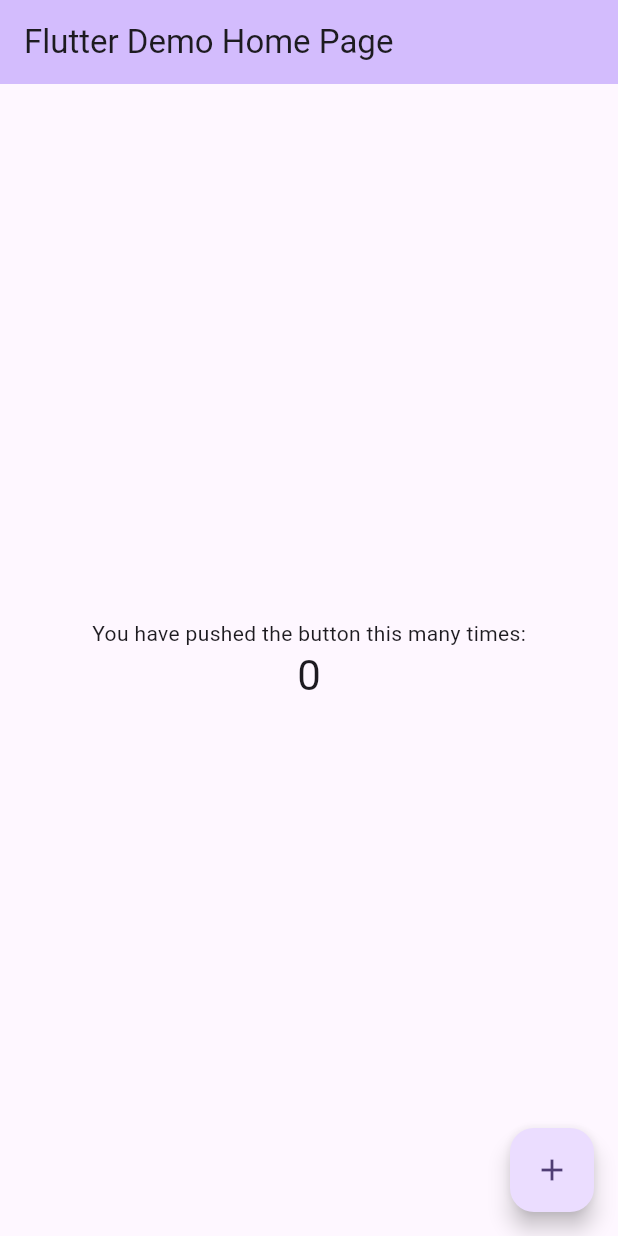
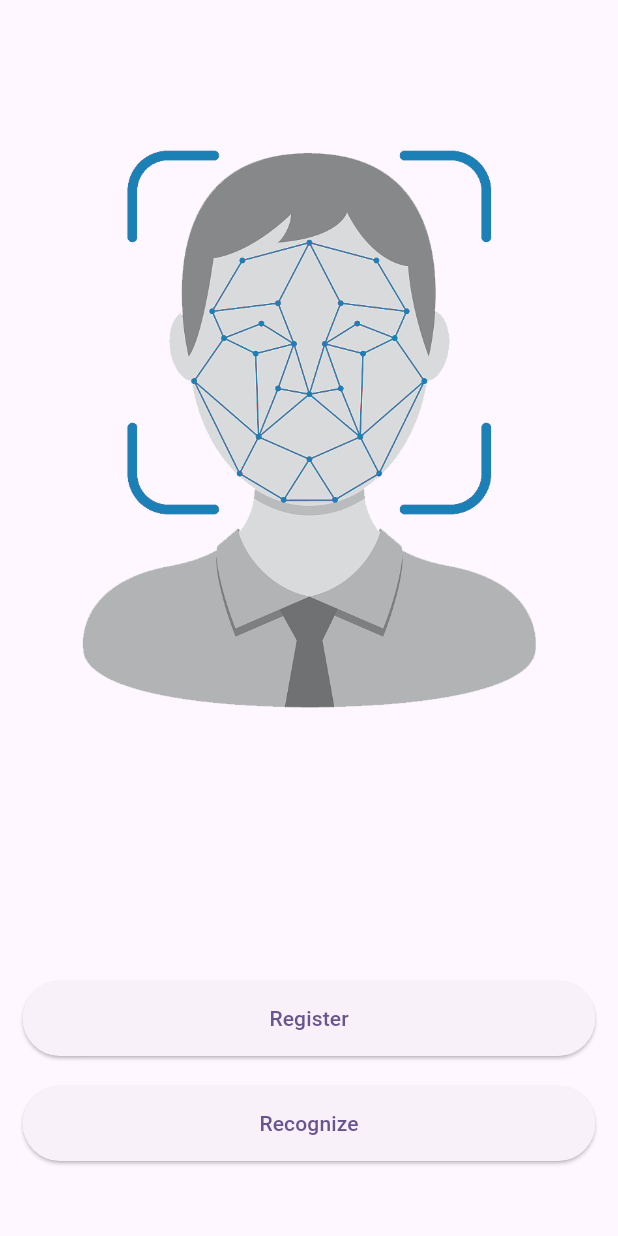
Before and after one commit to kushalchh07/Flutter-face-recognition-detection, a Flutter app: the screen it shows after launch, on a phone screen of 412 x 824 dp. Run offline on Flutter 3.47's test engine with Material 3 defaults, Android fonts, the light colour scheme and no system bars; our stand-ins replace bloc.

Commit message:
fix:Ui changes

```diff
--- a/lib/main.dart
+++ b/lib/main.dart
@@ -1,3 +1,4 @@
+import 'package:face_recognition_detection/screens/homepage.dart';
 import 'package:flutter/material.dart';
 
 void main() {
@@ -13,113 +14,10 @@
     return MaterialApp(
       title: 'Flutter Demo',
       theme: ThemeData(
-        // This is the theme of your application.
-        //
-        // TRY THIS: Try running your application with "flutter run". You'll see
-        // the application has a purple toolbar. Then, without quitting the app,
-        // try changing the seedColor in the colorScheme below to Colors.green
-        // and then invoke "hot reload" (save your changes or press the "hot
-        // reload" button in a Flutter-supported IDE, or press "r" if you used
-        // the command line to start the app).
-        //
-        // Notice that the counter didn't reset back to zero; the application
-        // state is not lost during the reload. To reset the state, use hot
-        // restart instead.
-        //
-        // This works for code too, not just values: Most code changes can be
-        // tested with just a hot reload.
         colorScheme: ColorScheme.fromSeed(seedColor: Colors.deepPurple),
         useMaterial3: true,
       ),
-      home: const MyHomePage(title: 'Flutter Demo Home Page'),
+      home: HomeScreen(),
     );
   }
 }
-
-class MyHomePage extends StatefulWidget {
-  const MyHomePage({super.key, required this.title});
-
-  // This widget is the home page of your application. It is stateful, meaning
-  // that it has a State object (defined below) that contains fields that affect
-  // how it looks.
-
-  // This class is the configuration for the state. It holds the values (in this
-  // case the title) provided by the parent (in this case the App widget) and
-  // used by the build method of the State. Fields in a Widget subclass are
-  // always marked "final".
-
-  final String title;
-
-  @override
-  State<MyHomePage> createState() => _MyHomePageState();
-}
-
-class _MyHomePageState extends State<MyHomePage> {
-  int _counter = 0;
-
-  void _incrementCounter() {
-    setState(() {
-      // This call to setState tells the Flutter framework that something has
-      // changed in this State, which causes it to rerun the build method below
-      // so that the display can reflect the updated values. If we changed
-      // _counter without calling setState(), then the build method would not be
-      // called again, and so nothing would appear to happen.
-      _counter++;
-    });
-  }
-
-  @override
-  Widget build(BuildContext context) {
-    // This method is rerun every time setState is called, for instance as done
-    // by the _incrementCounter method above.
-    //
-    // The Flutter framework has been optimized to make rerunning build methods
-    // fast, so that you can just rebuild anything that needs updating rather
-    // than having to individually change instances of widgets.
-    return Scaffold(
-      appBar: AppBar(
-        // TRY THIS: Try changing the color here to a specific color (to
-        // Colors.amber, perhaps?) and trigger a hot reload to see the AppBar
-        // change color while the other colors stay the same.
-        backgroundColor: Theme.of(context).colorScheme.inversePrimary,
-        // Here we take the value from the MyHomePage object that was created by
-        // the App.build method, and use it to set our appbar title.
-        title: Text(widget.title),
-      ),
-      body: Center(
-        // Center is a layout widget. It takes a single child and positions it
-        // in the middle of the parent.
-        child: Column(
-          // Column is also a layout widget. It takes a list of children and
-          // arranges them vertically. By default, it sizes itself to fit its
-          // children horizontally, and tries to be as tall as its parent.
-          //
-          // Column has various properties to control how it sizes itself and
-          // how it positions its children. Here we use mainAxisAlignment to
-          // center the children vertically; the main axis here is the vertical
-          // axis because Columns are vertical (the cross axis would be
-          // horizontal).
-          //
-          // TRY THIS: Invoke "debug painting" (choose the "Toggle Debug Paint"
-          // action in the IDE, or press "p" in the console), to see the
-          // wireframe for each widget.
-          mainAxisAlignment: MainAxisAlignment.center,
-          children: <Widget>[
-            const Text(
-              'You have pushed the button this many times:',
-            ),
-            Text(
-              '$_counter',
-              style: Theme.of(context).textTheme.headlineMedium,
-            ),
-          ],
-        ),
-      ),
-      floatingActionButton: FloatingActionButton(
-        onPressed: _incrementCounter,
-        tooltip: 'Increment',
-        child: const Icon(Icons.add),
-      ), // This trailing comma makes auto-formatting nicer for build methods.
-    );
-  }
-}
--- a/lib/screens/homepage.dart
+++ b/lib/screens/homepage.dart
@@ -0,0 +1,65 @@
+import 'package:flutter/cupertino.dart';
+import 'package:flutter/material.dart';
+
+import 'face_recognition.dart';
+import 'face_registration.dart';
+
+class HomeScreen extends StatefulWidget {
+  const HomeScreen({Key? key}) : super(key: key);
+  @override
+  State<HomeScreen> createState() => _HomePageState();
+}
+
+class _HomePageState extends State<HomeScreen> {
+  @override
+  Widget build(BuildContext context) {
+    double screenWidth = MediaQuery.of(context).size.width;
+    double screenHeight = MediaQuery.of(context).size.height;
+    return Scaffold(
+      body: Column(
+        mainAxisAlignment: MainAxisAlignment.spaceBetween,
+        children: [
+          Container(
+              margin: const EdgeInsets.only(top: 100),
+              child: Image.asset(
+                "assets/images/logo.png",
+                width: screenWidth - 40,
+                height: screenWidth - 40,
+              )),
+          Container(
+            margin: const EdgeInsets.only(bottom: 50),
+            child: Column(
+              children: [
+                ElevatedButton(
+                  onPressed: () {
+                    Navigator.push(
+                        context,
+                        MaterialPageRoute(
+                            builder: (context) => const RegistrationScreen()));
+                  },
+                  style: ElevatedButton.styleFrom(
+                      minimumSize: Size(screenWidth - 30, 50)),
+                  child: const Text("Register"),
+                ),
+                Container(
+                  height: 20,
+                ),
+                ElevatedButton(
+                  onPressed: () {
+                    Navigator.push(
+                        context,
+                        MaterialPageRoute(
+                            builder: (context) => const RecognitionScreen()));
+                  },
+                  style: ElevatedButton.styleFrom(
+                      minimumSize: Size(screenWidth - 30, 50)),
+                  child: const Text("Recognize"),
+                ),
+              ],
+            ),
+          ),
+        ],
+      ),
+    );
+  }
+}
--- a/pubspec.yaml
+++ b/pubspec.yaml
@@ -62,8 +62,8 @@ flutter:
   uses-material-design: true
 
   # To add assets to your application, add an assets section, like this:
-  # assets:
-  #   - images/a_dot_burr.jpeg
+  assets:
+    - assets/images/
   #   - images/a_dot_ham.jpeg
 
   # An image asset can refer to one or more resolution-specific "variants", see
```
Also changed, not shown: lib/screens/face_recognition.dart (+15 -0 lines), lib/screens/face_registration.dart (+15 -0 lines), assets/images/bg.jpg (added), assets/images/logo.png (added).
